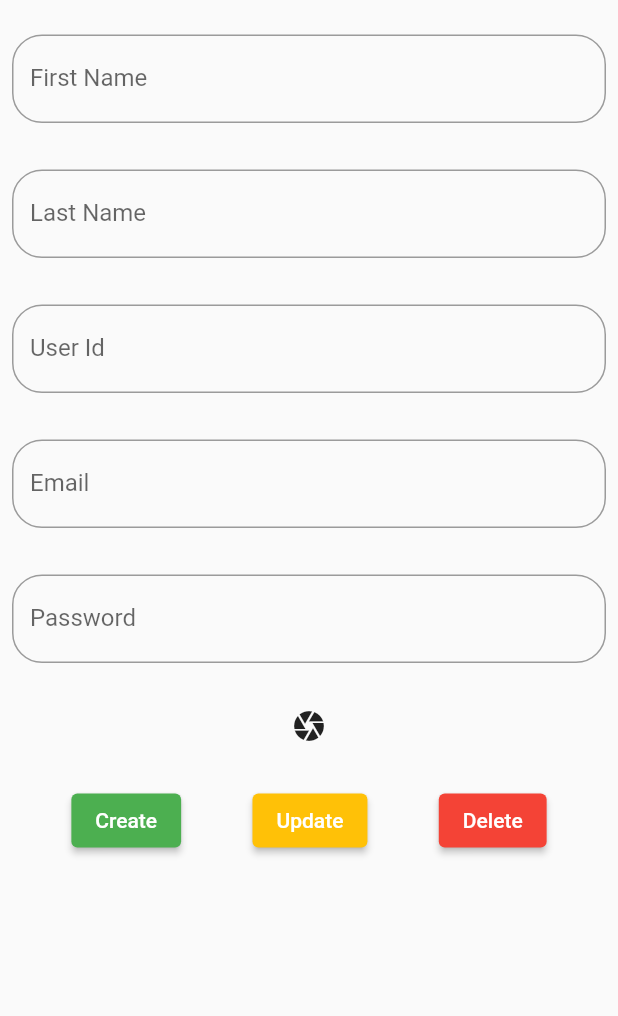
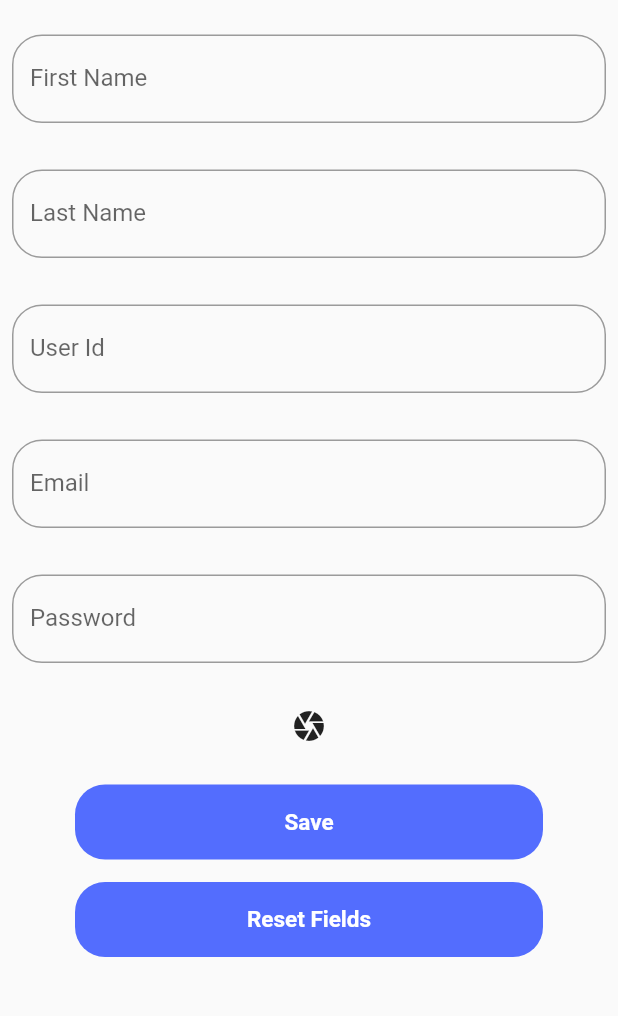
Before and after one commit to Arslan952/MarkIt, a Flutter app: the AddUser screen opened directly, on a phone screen of 412 x 824 dp, the part 66-1082 px from its top. Run offline on Flutter 3.47's test engine with Material 2 defaults, Android fonts, the phone set to English and light mode, and no system bars; our stand-ins replace cloud_firestore, firebase_auth, firebase_core, firebase_storage, flutter_slidable, google_fonts and 2 more; accounts and stored records are empty.

Commit message:
update and delete

```diff
--- a/markit/lib/screens/adduser.dart
+++ b/markit/lib/screens/adduser.dart
@@ -20,6 +20,14 @@ class _AddUserState extends State<AddUser> {
   final passwordcontroller = TextEditingController();
   final firebase=FirebaseFirestore.instance;
   GlobalKey<FormState> key=GlobalKey();
+  void clearText() {
+    fnamecontroller.clear();
+    lnamecontroller.clear();
+    idcontroller.clear();
+    emailcontroller.clear();
+    passwordcontroller.clear();
+
+  }
   @override
   String imageUrl='';
   Widget build(BuildContext context) {
@@ -42,6 +50,7 @@ class _AddUserState extends State<AddUser> {
                     padding: const EdgeInsets.all(8.0),
                     child: TextFormField(
                       controller:fnamecontroller,
+                      textInputAction: TextInputAction.next,
                       validator: (value) {
                         if (value == null || value.isEmpty) {
                           return 'Please Enter Name';
@@ -60,6 +69,7 @@ class _AddUserState extends State<AddUser> {
                     padding: const EdgeInsets.all(8.0),
                     child: TextFormField(
                       controller:lnamecontroller,
+                      textInputAction: TextInputAction.next,
                       validator: (value) {
                         if (value == null || value.isEmpty) {
                           return 'Please Enter Name';
@@ -78,6 +88,7 @@ class _AddUserState extends State<AddUser> {
                     padding: const EdgeInsets.all(8.0),
                     child: TextFormField(
                       controller:idcontroller,
+                      textInputAction: TextInputAction.next,
                       validator: (value) {
                         if (value == null || value.isEmpty) {
                           return 'Please Enter Id';
@@ -96,6 +107,7 @@ class _AddUserState extends State<AddUser> {
                     padding: const EdgeInsets.all(8.0),
                     child: TextFormField(
                       controller:emailcontroller,
+                      textInputAction: TextInputAction.next,
                       validator: (value) {
                         if (value == null || value.isEmpty) {
                           return 'Please Enter Email';
@@ -162,11 +174,9 @@ class _AddUserState extends State<AddUser> {
                     ),
                   ),
                   SizedBox(height: 15,),
-                  Row(
-                    mainAxisAlignment: MainAxisAlignment.spaceEvenly,
-                    children: [
-                      ElevatedButton(
-                        onPressed: ()  async{
+                  GestureDetector(
+                    onTap: ()
+                    async{
                       if(imageUrl.isEmpty)
                       {
                         ScaffoldMessenger.of(context).showSnackBar(SnackBar(content: Text("Please Upload an Image")));
@@ -208,46 +218,53 @@ class _AddUserState extends State<AddUser> {
 
 
                       }
-                        },
-                        child: Text('Create'),
-                        style: TextButton.styleFrom(backgroundColor: Colors.green),
-                      ),
-                      ElevatedButton(
-                        onPressed: ()
-                        async{
 
-                          try {
-                            firebase.collection('User').doc(fnamecontroller.text).update({
-                              'lastname':lnamecontroller.text,
-                              'userid':idcontroller.text,
-                              'email':emailcontroller.text,
-                              'password':passwordcontroller.text,
-                              'image':imageUrl,
-
-                            });
-                          } catch (e) {
-                            print(e);
-                          }
                     },
 
-                        child: Text('Update'),
-                        style: TextButton.styleFrom(backgroundColor: Colors.amber),
+                    child: Container(
+                      height: 50,
+                      margin: const EdgeInsets.symmetric(horizontal: 50),
+                      decoration: BoxDecoration(
+                          color: Colors.indigoAccent,
+                          borderRadius: BorderRadius.circular(20)),
+                      child: const Center(
+                        child: Text(
+                          "Save",
+                          style: TextStyle(
+                              color: Colors.white,
+                              fontSize: 15,
+                              fontWeight: FontWeight.bold),
                         ),
-                      ElevatedButton(
-                        onPressed: ()
-                        async {
-                          try {
-                            firebase.collection('User').doc(fnamecontroller.text).delete();
-                          } catch (e) {
-                            print(e);
-                          }
+                      ),
+                    ),
+                  ),
+                  SizedBox(
+                    height: 15,
+                  ),
+                  GestureDetector(
+                    onTap: ()
+                   {
+                     clearText();
                    },
 
-                        child: Text('Delete'),
-                        style: TextButton.styleFrom(backgroundColor: Colors.red),
+                    child: Container(
+                      height: 50,
+                      margin: const EdgeInsets.symmetric(horizontal: 50),
+                      decoration: BoxDecoration(
+                          color: Colors.indigoAccent,
+                          borderRadius: BorderRadius.circular(20)),
+                      child: const Center(
+                        child: Text(
+                          "Reset Fields",
+                          style: TextStyle(
+                              color: Colors.white,
+                              fontSize: 15,
+                              fontWeight: FontWeight.bold),
                         ),
-                    ],
                       ),
+                    ),
+                  ),
+
 
                 ],
 
```
Also changed, not shown: markit/lib/screens/Userdata.dart (+40 -38 lines), markit/lib/screens/updateuser.dart (added, +181 -0 lines). Lines whose indentation alone changed are shown as unchanged.
